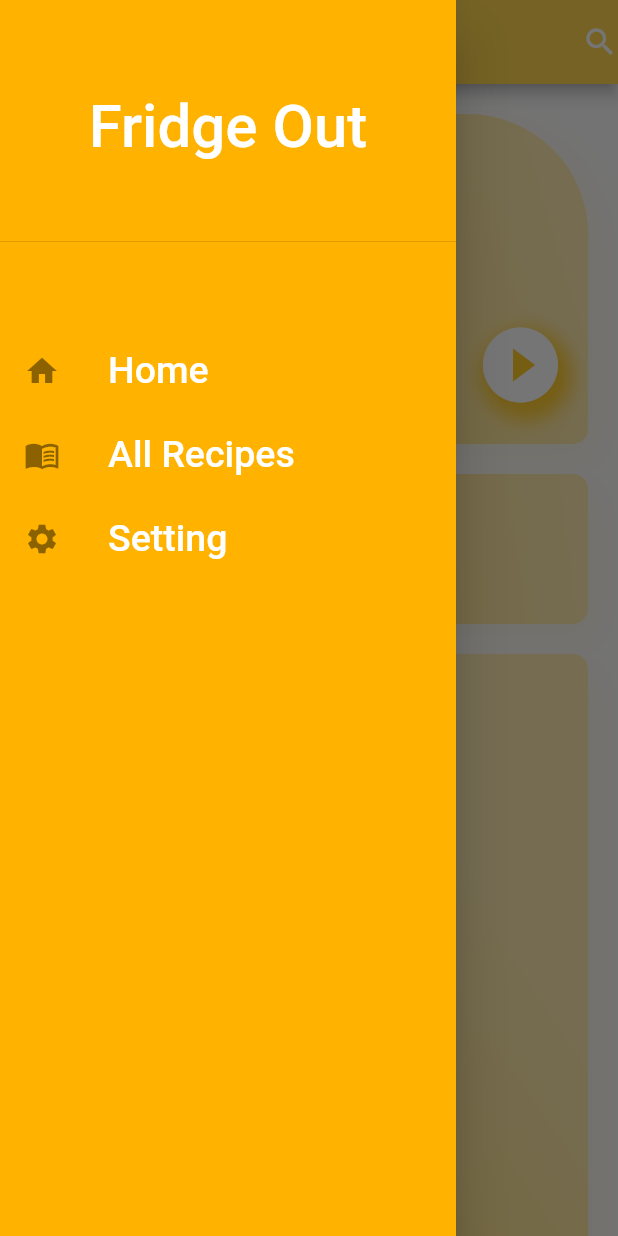
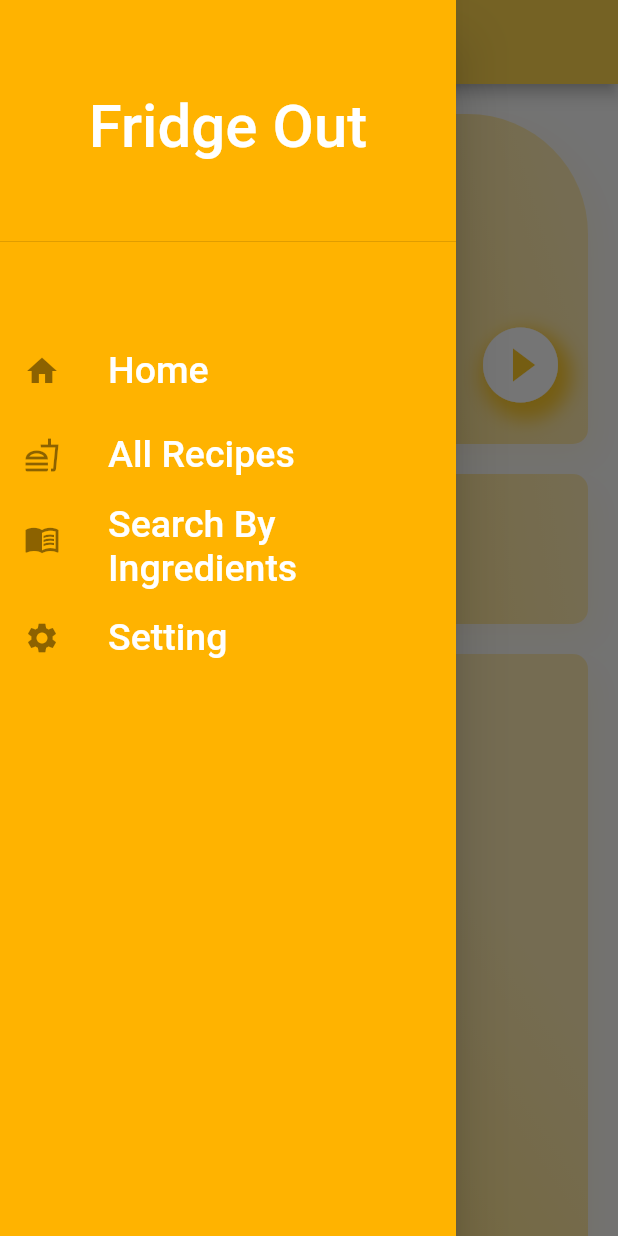
Before and after one commit to kyulyeon/FridgeOut, a Flutter app: the screen it shows after launch, with the side drawer open, on a phone screen of 412 x 824 dp. Run offline on Flutter 3.47's test engine with Material 2 defaults, Android fonts, the light colour scheme and no system bars.

Commit message:
add additional page and search

```diff
--- a/lib/customwidgets/nav.dart
+++ /dev/null
@@ -1,46 +0,0 @@
-import 'package:flutter/material.dart';
-import 'package:fridge_out/customwidgets/recipeList.dart';
-import 'package:fridge_out/customwidgets/recipeoftheday.dart';
-import 'package:fridge_out/customwidgets/recipeselection.dart';
-import 'package:fridge_out/customwidgets/slideinbar.dart';
-
-class NavBar extends StatefulWidget {
-  @override
-  _NavBarState createState() => _NavBarState();
-}
-
-class _NavBarState extends State<NavBar> {
-  @override
-  Widget build(BuildContext context) {
-    return Scaffold(
-      drawer: slidingNav(),
-      appBar: AppBar(
-        backgroundColor: Colors.amber[300],
-        title: Text('Fridge Out'),
-        actions: [
-          Icon(Icons.search),
-        ],
-      ),
-        body: Center(
-          child: SingleChildScrollView(
-            child: Column(
-              children: [
-                Container(
-                  padding: const EdgeInsets.only(top: 20, left: 20, right: 20),
-                  child: LandingRecipe(),
-                ),
-                Container(
-                  padding: const EdgeInsets.only(top: 20, left: 20, right: 20),
-                  child: RecipeSelection(),
-                ),
-                Container(
-                  padding: const EdgeInsets.only(top: 20, left: 20, right: 20),
-                  child: RecipeList(),
-                )
-              ],
-            ),
-          ),
-        )
-    );
-  }
-}
--- /dev/null
+++ b/lib/customwidgets/search.dart
@@ -0,0 +1,98 @@
+import 'package:flutter/material.dart';
+
+class Search extends SearchDelegate<String> {
+  final recipes = [
+    "scrambled eggs",
+    "fried chicken",
+    "steak",
+    "roast chicken",
+    "steam egg",
+    "turkey dinner",
+    "roast beef",
+    "instant noodles",
+    "seafood pancake",
+    "bacon"
+  ];
+
+  final recentSearch = [
+    "scrambled eggs",
+    "fried chicken",
+    "steak",
+  ];
+
+  @override
+  List<Widget>? buildActions(BuildContext context) {
+    // actions for app bar
+    return [
+      IconButton(onPressed: (){
+        query = "";
+      },
+          icon: Icon(Icons.clear))
+    ];
+     }
+
+  @override
+  Widget? buildLeading(BuildContext context) {
+    // leading icon on the left of the app bar
+    return IconButton(
+      icon: AnimatedIcon(
+        icon: AnimatedIcons.menu_arrow,
+        progress: transitionAnimation,
+      ),
+      onPressed: (){
+        close(context, '');
+      },
+    );
+  }
+
+  @override
+  Widget buildResults(BuildContext context) {
+    // show some result based on the selection
+    return Center(
+      child: Container(
+        height: 100.0,
+        width: 100.0,
+        child: Card(
+          color: Colors.amber,
+          child: Center(
+            child: Text(query)
+          )
+        ),
+      ),
+    );
+  }
+
+  @override
+  Widget buildSuggestions(BuildContext context) {
+    // show when someone searches for something
+    final suggestionList = query.isEmpty
+        ? recentSearch
+        : recipes.where((p) => p.startsWith(query)).toList();
+
+    return ListView.builder(
+      itemBuilder: (context, index) => ListTile(
+        onTap: (){
+          showResults(context);
+        },
+        leading: Icon(Icons.fastfood_outlined),
+        title: RichText(text: TextSpan(
+
+          text: suggestionList[index].substring(0, query.length),
+          style: TextStyle(
+            color: Colors.black,
+            fontWeight: FontWeight.bold,
+
+        ),
+            children: [TextSpan(
+              text: suggestionList[index].substring(query.length),
+              style: TextStyle(
+                color: Colors.grey
+              )
+        )]
+        ))
+      ),
+      itemCount: suggestionList.length,
+    );
+  }
+
+}
--- a/lib/customwidgets/slideinbar.dart
+++ b/lib/customwidgets/slideinbar.dart
@@ -1,6 +1,7 @@
 import 'package:flutter/material.dart';
 import 'package:fridge_out/pages/allrecipes.dart';
 import 'package:fridge_out/pages/home.dart';
+import 'package:fridge_out/pages/searchingredient.dart';
 
 class slidingNav extends StatelessWidget {
   final padding = EdgeInsets.symmetric(horizontal: 20);
@@ -20,6 +21,7 @@ class slidingNav extends StatelessWidget {
               ),
             ),
           ),
+
           Container(
             padding: EdgeInsets.only(top: 50),
             child: ListTile(
@@ -34,7 +36,7 @@ class slidingNav extends StatelessWidget {
             ),
           ),
           ListTile(
-            leading: Icon(Icons.menu_book),
+            leading: Icon(Icons.fastfood_outlined),
             title: Text(
                 'All Recipes',
                 style: TextStyle(color: Colors.white, fontSize: 25),
@@ -42,6 +44,17 @@ class slidingNav extends StatelessWidget {
             onTap: () {
               Navigator.push(context,
                   MaterialPageRoute(builder: (context) => AllRecipes()));
+            },
+          ),
+          ListTile(
+            leading: Icon(Icons.menu_book),
+            title: Text(
+              'Search By Ingredients',
+              style: TextStyle(color: Colors.white, fontSize: 25),
+            ),
+            onTap: () {
+              Navigator.push(context,
+                  MaterialPageRoute(builder: (context) => SearchByIngredients()));
             },
           ),
           ListTile(
--- a/lib/pages/home.dart
+++ b/lib/pages/home.dart
@@ -1,6 +1,7 @@
 import 'package:flutter/material.dart';
+import 'package:fridge_out/customwidgets/recipeList.dart';
 import 'package:fridge_out/customwidgets/recipeoftheday.dart';
-import 'package:fridge_out/customwidgets/nav.dart';
+import 'package:fridge_out/customwidgets/recipeselection.dart';
 import 'package:fridge_out/customwidgets/slideinbar.dart';
 
 class homePage extends StatefulWidget {
@@ -13,16 +14,32 @@ class _homePageState extends State<homePage> {
   @override
   Widget build(BuildContext context) {
     return Scaffold(
-      backgroundColor: Colors.white,
-      body: Container(
-        child: Stack(
-          children: [
-            Container(
-              child: NavBar(),
-            ),
-          ]
-        )
-      ),
-    );
+      drawer: slidingNav(),
+        appBar: AppBar(
+          backgroundColor: Colors.amber[300],
+          title: Text('Fridge Out'),
+
+        ),
+          body: Center(
+              child: SingleChildScrollView(
+                  child: Column(
+                    children: [
+                      Container(
+                        padding: const EdgeInsets.only(top: 20, left: 20, right: 20),
+                        child: LandingRecipe(),
+                      ),
+                      Container(
+                        padding: const EdgeInsets.only(top: 20, left: 20, right: 20),
+                        child: RecipeSelection(),
+                      ),
+                      Container(
+                        padding: const EdgeInsets.only(top: 20, left: 20, right: 20),
+                        child: RecipeList(),
+                      ),
+                    ],
+                  )
+              )
+          )
+      );
   }
 }
--- a/pubspec.yaml
+++ b/pubspec.yaml
@@ -29,7 +29,6 @@ environment:
 dependencies:
   flutter:
     sdk: flutter
-  dio: 1.0.0
 
   # The following adds the Cupertino Icons font to your application.
   # Use with the CupertinoIcons class for iOS style icons.
```
Also changed, not shown: lib/main.dart (+5 -2 lines), lib/pages/allrecipes.dart (+32 -3 lines), lib/pages/searchingredient.dart (added, +9 -0 lines).
